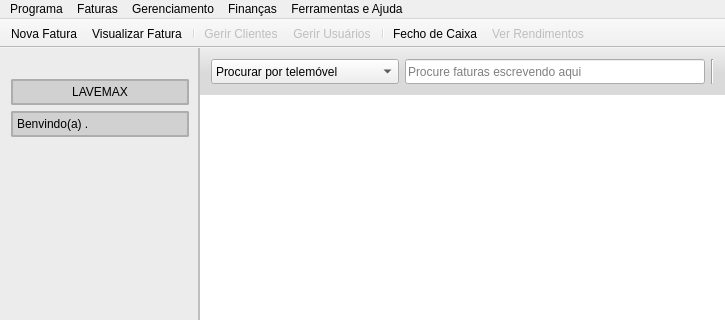
Before: the Qt Designer form Views/mainwindow.ui in hkakutalua/lavemax, drawn with Qt 5; both pictures show x 0 to 725 and y 0 to 320 of the 725 by 569 pixel window.
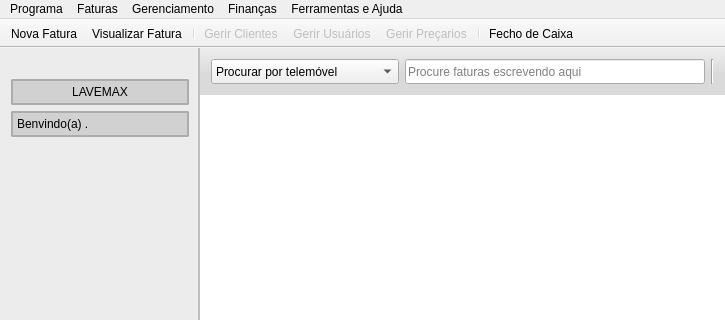
After: the same form once the commit is applied. Icons and pictures are not drawn.

Commit message: Services prices can be altered

Patch:
```diff
--- a/Views/mainwindow.ui
+++ b/Views/mainwindow.ui
@@ -324,9 +324,9 @@
    <addaction name="separator"/>
    <addaction name="ManageClientsAction"/>
    <addaction name="ManageUsersAction"/>
+   <addaction name="ManagePricesAction"/>
    <addaction name="separator"/>
    <addaction name="TodayFinancialReportAction"/>
-   <addaction name="VisualizeEarningsAction"/>
   </widget>
   <widget class="QMenuBar" name="menuBar">
    <property name="geometry">
@@ -438,7 +438,7 @@
     <string>Gerir Usuários</string>
    </property>
   </action>
-  <action name="VisualizeEarningsAction">
+  <action name="ManagePricesAction">
    <property name="enabled">
     <bool>false</bool>
    </property>
@@ -447,7 +447,7 @@
      <normaloff>:/icons/financial-report.png</normaloff>:/icons/financial-report.png</iconset>
    </property>
    <property name="text">
-    <string>Ver Rendimentos</string>
+    <string>Gerir Preçarios</string>
    </property>
   </action>
   <action name="TodayFinancialReportAction">
```
The commit also changes 3 other files.
